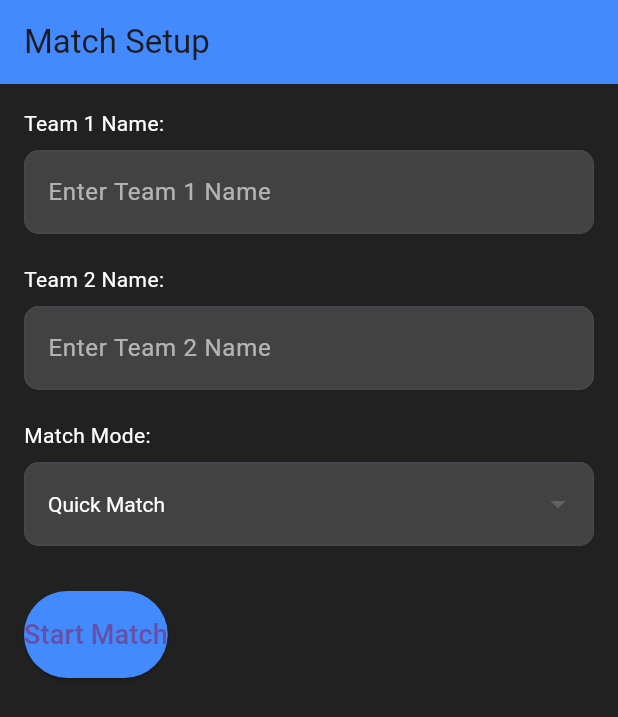
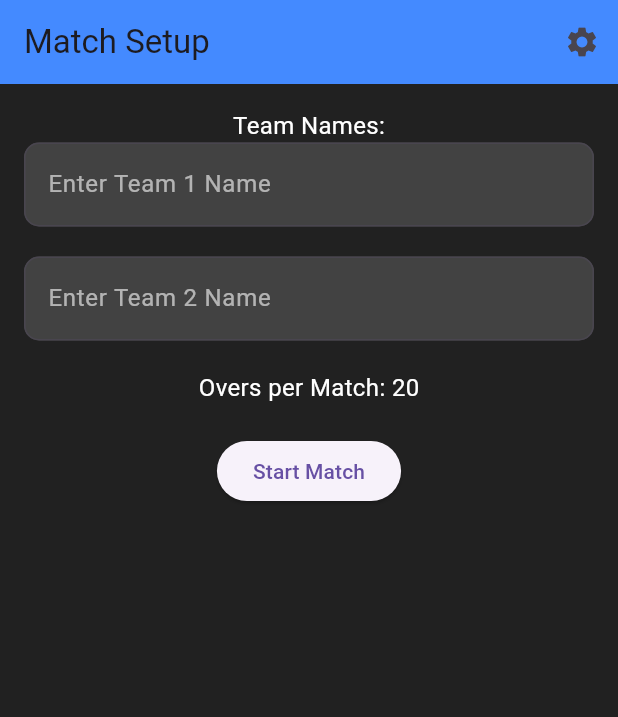
Before and after one commit to waleedahmedja/score247, a Flutter app: the screen it shows after launch, on a phone screen of 412 x 824 dp. Shown: the top 717 px of the screen. Run offline on Flutter 3.47's test engine with Material 3 defaults, Android fonts, the phone set to English and light mode, and no system bars.

Commit message:
Update setup_screen.dart

```diff
--- a/lib/screens/setup_screen.dart
+++ b/lib/screens/setup_screen.dart
@@ -1,5 +1,5 @@
 import 'package:flutter/material.dart';
-import 'match_screen.dart';
+import 'settings_screen.dart'; // Import the new settings screen
 
 class SetupScreen extends StatefulWidget {
   const SetupScreen({super.key});
@@ -11,108 +11,86 @@ class SetupScreen extends StatefulWidget {
 class _SetupScreenState extends State<SetupScreen> {
   String team1Name = "Team 1";
   String team2Name = "Team 2";
-  List<String> team1Players = [];
-  List<String> team2Players = [];
-  String matchMode = "Quick Match";
-
-  final List<String> matchModes = ["Quick Match", "Advanced Match"];
+  int oversPerMatch = 20; // Default number of overs
 
   @override
   Widget build(BuildContext context) {
     return Scaffold(
       backgroundColor: Colors.grey[900],
       appBar: AppBar(
-        title: const Text('Match Setup'),
+        title: const Text("Match Setup"),
         backgroundColor: Colors.blueAccent,
+        actions: [
+          // Navigate to Settings Screen
+          IconButton(
+            icon: const Icon(Icons.settings),
+            onPressed: () async {
+              final result = await Navigator.push(
+                context,
+                MaterialPageRoute(
+                  builder: (context) => const SettingsScreen(),
+                ),
+              );
+
+              if (result != null) {
+                setState(() {
+                  oversPerMatch = result;
+                });
+              }
+            },
+          ),
+        ],
       ),
       body: Padding(
         padding: const EdgeInsets.all(16.0),
         child: Column(
-          crossAxisAlignment: CrossAxisAlignment.start,
           children: [
-            // Team 1 Name
-            const Text("Team 1 Name:", style: TextStyle(color: Colors.white)),
-            const SizedBox(height: 8),
+            // Existing setup fields (Team Names, Match Type, etc.)
+            const Text(
+              "Team Names:",
+              style: TextStyle(color: Colors.white, fontSize: 16),
+            ),
             TextField(
               onChanged: (value) => setState(() => team1Name = value),
               style: const TextStyle(color: Colors.white),
               decoration: InputDecoration(
+                hintText: "Enter Team 1 Name",
                 filled: true,
                 fillColor: Colors.grey[800],
-                border: OutlineInputBorder(borderRadius: BorderRadius.circular(10)),
-                hintText: "Enter Team 1 Name",
                 hintStyle: const TextStyle(color: Colors.white60),
+                border: OutlineInputBorder(
+                  borderRadius: BorderRadius.circular(10),
+                ),
+              ),
+            ),
+            const SizedBox(height: 20),
+            TextField(
+              onChanged: (value) => setState(() => team2Name = value),
+              style: const TextStyle(color: Colors.white),
+              decoration: InputDecoration(
+                hintText: "Enter Team 2 Name",
+                filled: true,
+                fillColor: Colors.grey[800],
+                hintStyle: const TextStyle(color: Colors.white60),
+                border: OutlineInputBorder(
+                  borderRadius: BorderRadius.circular(10),
+                ),
               ),
             ),
             const SizedBox(height: 20),
 
-            // Team 2 Name
-            const Text("Team 2 Name:", style: TextStyle(color: Colors.white)),
-            const SizedBox(height: 8),
-            TextField(
-              onChanged: (value) => setState(() => team2Name = value),
-              style: const TextStyle(color: Colors.white),
-              decoration: InputDecoration(
-                filled: true,
-                fillColor: Colors.grey[800],
-                border: OutlineInputBorder(borderRadius: BorderRadius.circular(10)),
-                hintText: "Enter Team 2 Name",
-                hintStyle: const TextStyle(color: Colors.white60),
-              ),
+            // Display overs per match
+            Text(
+              "Overs per Match: $oversPerMatch",
+              style: const TextStyle(color: Colors.white, fontSize: 16),
             ),
             const SizedBox(height: 20),
 
-            // Match Mode Selector
-            const Text("Match Mode:", style: TextStyle(color: Colors.white)),
-            const SizedBox(height: 8),
-            DropdownButtonFormField<String>(
-              value: matchMode,
-              onChanged: (value) => setState(() => matchMode = value!),
-              items: matchModes
-                  .map((mode) => DropdownMenuItem(value: mode, child: Text(mode)))
-                  .toList(),
-              dropdownColor: Colors.grey[800],
-              style: const TextStyle(color: Colors.white),
-              decoration: InputDecoration(
-                filled: true,
-                fillColor: Colors.grey[800],
-                border: OutlineInputBorder(borderRadius: BorderRadius.circular(10)),
-              ),
-            ),
-            const SizedBox(height: 30),
-
-            // Proceed Button
             ElevatedButton(
               onPressed: () {
-                if (matchMode == "Quick Match") {
-                  Navigator.push(
-                    context,
-                    MaterialPageRoute(
-                      builder: (context) => QuickMatchScreen(
-                        team1Name: team1Name,
-                        team2Name: team2Name,
-                      ),
-                    ),
-                  );
-                } else {
-                  Navigator.push(
-                    context,
-                    MaterialPageRoute(
-                      builder: (context) => MatchScreen(
-                        team1Name: team1Name,
-                        team2Name: team2Name,
-                        team1Players: team1Players,
-                        team2Players: team2Players,
-                      ),
-                    ),
-                  );
-                }
+                // Proceed to match screen
               },
-              style: ElevatedButton.styleFrom(
-                backgroundColor: Colors.blueAccent,
-                padding: const EdgeInsets.symmetric(vertical: 16),
-              ),
-              child: const Text("Start Match", style: TextStyle(fontSize: 18)),
+              child: const Text("Start Match"),
             ),
           ],
         ),
```
